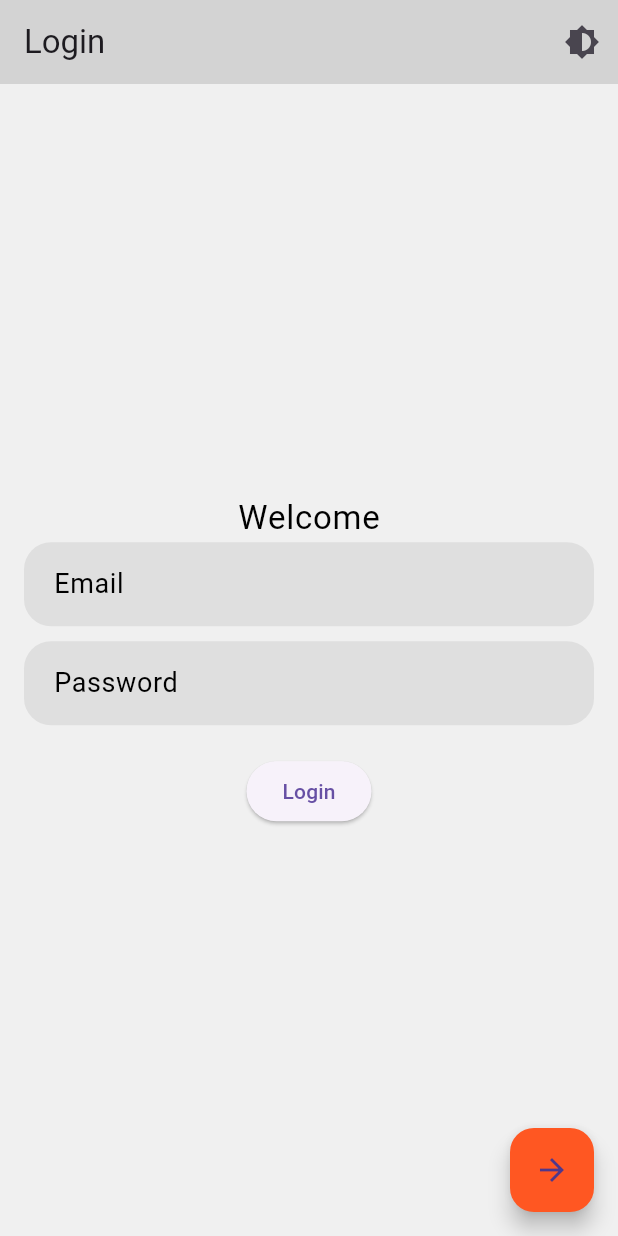
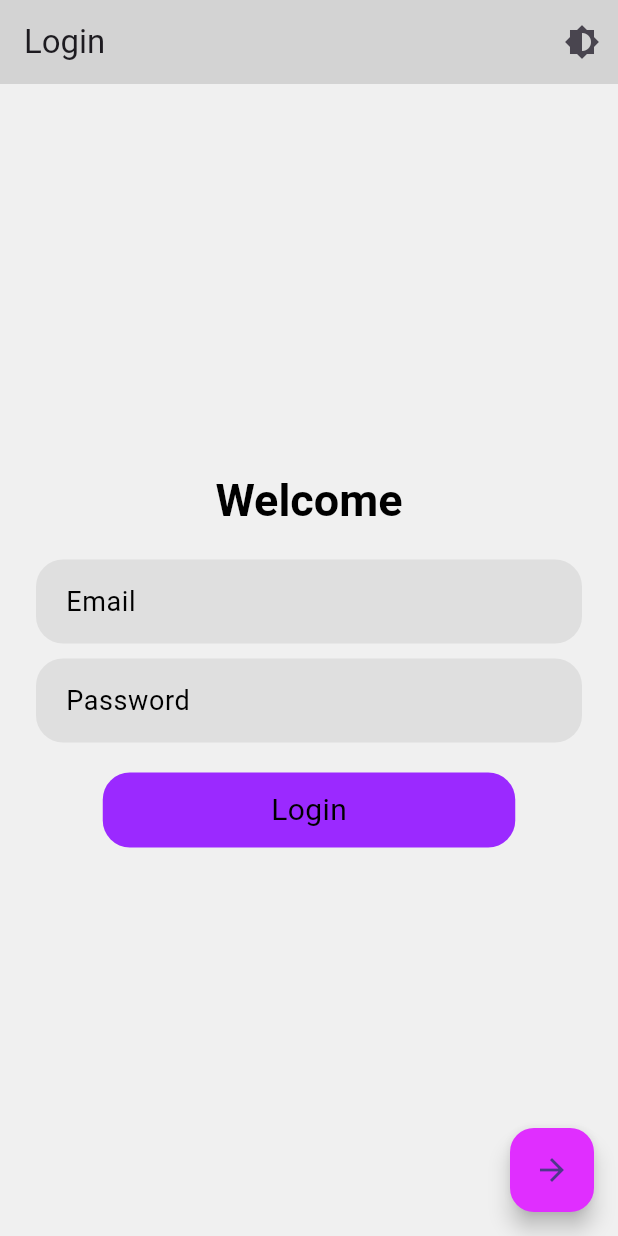
Before and after one commit to rahulg221/liftlink, a Flutter app: the screen it shows after launch, on a phone screen of 412 x 824 dp. Run offline on Flutter 3.47's test engine with Material 3 defaults, Android fonts, the phone set to English and light mode, and no system bars; our stand-ins replace firebase_core; accounts and stored records are empty.

Commit message:
More theme changes

```diff
--- a/lib/screens/login_screen.dart
+++ b/lib/screens/login_screen.dart
@@ -1,4 +1,5 @@
 import 'package:fitness_app/providers/theme_provider.dart';
+import 'package:fitness_app/widgets/primary_button.dart';
 import 'package:fitness_app/widgets/text_field_input.dart';
 import 'package:flutter/material.dart';
 import 'package:provider/provider.dart';
@@ -14,6 +15,12 @@ class _LoginScreenState extends State<LoginScreen> {
   final TextEditingController _emailController = new TextEditingController();
   final TextEditingController _passwordController = new TextEditingController();
 
+  bool _isLoading = false;
+
+  void loginUser() {
+    // Empty function
+  }
+
   @override
   void dispose() {
     super.dispose();
@@ -23,7 +30,7 @@ class _LoginScreenState extends State<LoginScreen> {
 
   @override
   Widget build(BuildContext context) {
-    final _textTheme = Theme.of(context).textTheme;
+    final theme = Theme.of(context);
 
     return Scaffold(
       appBar: AppBar(
@@ -38,11 +45,12 @@ class _LoginScreenState extends State<LoginScreen> {
         ],
       ),
       body: Padding(
-        padding: const EdgeInsets.all(16.0),
+        padding: const EdgeInsets.all(24.0),
         child: Column(
           mainAxisAlignment: MainAxisAlignment.center,
           children: [
-            Text('Welcome', style: _textTheme.bodyLarge),
+            Text('Welcome', style: theme.textTheme.headlineLarge),
+            const SizedBox(height: 20),
             TextFieldInput(
               hintText: 'Email',
               textInputType: TextInputType.emailAddress,
@@ -56,11 +64,10 @@ class _LoginScreenState extends State<LoginScreen> {
               isPassword: true,
             ),
             SizedBox(height: 20),
-            ElevatedButton(
-              onPressed: () {
-                // Handle login logic here
-              },
-              child: Text('Login'),
+            PrimaryButton(
+              onTap: loginUser,
+              isLoading: _isLoading,
+              text: 'Login',
             ),
           ],
         ),
--- a/lib/utils/color_palette.dart
+++ b/lib/utils/color_palette.dart
@@ -11,10 +11,11 @@ class ColorPalette {
   static Color lightSurfaceColor = Colors.black.withOpacity(0.07);
   static Color darkSurfaceColor = Colors.white.withOpacity(0.07);
   // Primary colors - on surface buttons, graphs, etc
-  static Color darkPrimaryColor = Colors.cyan;
-  static Color lightPrimaryColor = Colors.blue;
+  static Color darkPrimaryColor = Color.fromARGB(255, 140, 68, 203);
+  static Color lightPrimaryColor = Color.fromARGB(255, 155, 41, 255);
   // Secondary colors - above surface buttons
-  static Color floatingActionButtonColor = Colors.deepOrange;
+  static Color darkSecondaryColor = Color.fromARGB(255, 230, 86, 255);
+  static Color lightSecondaryColor = Color.fromARGB(255, 224, 46, 255);
   // On background text
   static Color darkBackgroundTextColor = Colors.white.withOpacity(0.7);
   static Color lightBackgroundTextColor = Colors.black;
--- a/lib/utils/theme.dart
+++ b/lib/utils/theme.dart
@@ -5,24 +5,24 @@ final ThemeData lightTheme = ThemeData(
   brightness: Brightness.light,
   scaffoldBackgroundColor: ColorPalette.lightBackgroundColor,
   floatingActionButtonTheme: FloatingActionButtonThemeData(
-    backgroundColor: ColorPalette.floatingActionButtonColor,
+    backgroundColor: ColorPalette.lightSecondaryColor,
   ),
   appBarTheme: AppBarTheme(
     color: ColorPalette.lightAppBarColor,
   ),
   textTheme: TextTheme(
     headlineLarge: TextStyle(
-      fontSize: 26,
-      color: ColorPalette.lightBackgroundTextColor,
-    ),
+        fontSize: 30,
+        color: ColorPalette.lightBackgroundTextColor,
+        fontWeight: FontWeight.bold),
     headlineMedium: TextStyle(
-      fontSize: 24,
-      color: ColorPalette.lightBackgroundTextColor,
-    ),
+        fontSize: 28,
+        color: ColorPalette.lightBackgroundTextColor,
+        fontWeight: FontWeight.bold),
     headlineSmall: TextStyle(
-      fontSize: 22,
-      color: ColorPalette.lightBackgroundTextColor,
-    ),
+        fontSize: 26,
+        color: ColorPalette.lightBackgroundTextColor,
+        fontWeight: FontWeight.bold),
     bodyLarge: TextStyle(
       fontSize: 22,
       color: ColorPalette.lightBackgroundTextColor,
@@ -36,35 +36,30 @@ final ThemeData lightTheme = ThemeData(
       color: ColorPalette.lightBackgroundTextColor,
     ),
   ),
-  bottomNavigationBarTheme: BottomNavigationBarThemeData(
-    backgroundColor: ColorPalette.lightBackgroundColor,
-    selectedItemColor: ColorPalette.lightPrimaryColor,
-    unselectedItemColor: Colors.grey,
-  ),
 );
 
 final ThemeData darkTheme = ThemeData(
   brightness: Brightness.dark,
   scaffoldBackgroundColor: ColorPalette.darkBackgroundColor,
   floatingActionButtonTheme: FloatingActionButtonThemeData(
-    backgroundColor: const Color.fromARGB(255, 255, 122, 81),
+    backgroundColor: ColorPalette.darkSecondaryColor,
   ),
   appBarTheme: AppBarTheme(
     color: ColorPalette.darkAppBarColor,
   ),
   textTheme: TextTheme(
     headlineLarge: TextStyle(
-      fontSize: 26,
-      color: ColorPalette.darkBackgroundTextColor,
-    ),
+        fontSize: 30,
+        color: ColorPalette.darkBackgroundTextColor,
+        fontWeight: FontWeight.bold),
     headlineMedium: TextStyle(
-      fontSize: 24,
-      color: ColorPalette.darkBackgroundTextColor,
-    ),
+        fontSize: 28,
+        color: ColorPalette.darkBackgroundTextColor,
+        fontWeight: FontWeight.bold),
     headlineSmall: TextStyle(
-      fontSize: 22,
-      color: ColorPalette.darkBackgroundTextColor,
-    ),
+        fontSize: 26,
+        color: ColorPalette.darkBackgroundTextColor,
+        fontWeight: FontWeight.bold),
     bodyLarge: TextStyle(
       fontSize: 22,
       color: ColorPalette.darkBackgroundTextColor,
@@ -78,9 +73,4 @@ final ThemeData darkTheme = ThemeData(
       color: ColorPalette.darkBackgroundTextColor,
     ),
   ),
-  bottomNavigationBarTheme: BottomNavigationBarThemeData(
-    backgroundColor: ColorPalette.darkBackgroundColor,
-    selectedItemColor: ColorPalette.darkPrimaryColor,
-    unselectedItemColor: Colors.grey.shade800,
-  ),
 );
--- /dev/null
+++ b/lib/widgets/primary_button.dart
@@ -0,0 +1,56 @@
+import 'package:flutter/material.dart';
+import 'package:fitness_app/utils/color_palette.dart';
+
+class PrimaryButton extends StatelessWidget {
+  final bool isLoading;
+  final VoidCallback onTap;
+  final String text;
+
+  const PrimaryButton({
+    Key? key,
+    required this.isLoading,
+    required this.onTap,
+    required this.text,
+  }) : super(key: key);
+
+  @override
+  Widget build(BuildContext context) {
+    final theme = Theme.of(context);
+    final bool isDark = theme.brightness == Brightness.dark;
+
+    return GestureDetector(
+      onTap: onTap,
+      child: Container(
+        width: 275,
+        height: 50,
+        child: isLoading
+            ? Center(
+                child: CircularProgressIndicator(
+                  color: isDark
+                      ? ColorPalette.darkPrimaryTextColor
+                      : ColorPalette.lightPrimaryTextColor,
+                ),
+              )
+            : Text(
+                text,
+                style: TextStyle(
+                  color: isDark
+                      ? ColorPalette.darkPrimaryTextColor
+                      : ColorPalette.lightPrimaryTextColor,
+                ),
+              ),
+        alignment: Alignment.center,
+        padding: const EdgeInsets.symmetric(vertical: 6),
+        decoration: ShapeDecoration(
+            shape: RoundedRectangleBorder(
+              borderRadius: BorderRadius.all(
+                Radius.circular(18),
+              ),
+            ),
+            color: isDark
+                ? ColorPalette.darkPrimaryColor
+                : ColorPalette.lightPrimaryColor),
+      ),
+    );
+  }
+}
--- a/lib/widgets/text_field_input.dart
+++ b/lib/widgets/text_field_input.dart
@@ -17,28 +17,26 @@ class TextFieldInput extends StatelessWidget {
 
   @override
   Widget build(BuildContext context) {
-    final _theme = Theme.of(context);
-
-    Color _fillColor = _theme.brightness == Brightness.dark
-        ? ColorPalette.darkSurfaceColor
-        : ColorPalette.lightSurfaceColor;
+    final theme = Theme.of(context);
+    final bool isDark = theme.brightness == Brightness.dark;
 
     return TextField(
       controller: textEditingController,
       decoration: InputDecoration(
           hintText: hintText,
-        hintStyle: Theme.of(context).textTheme.bodySmall,
+          hintStyle: theme.textTheme.bodySmall,
           border: OutlineInputBorder(
             borderRadius: BorderRadius.circular(18.0),
             borderSide: BorderSide.none,
           ),
-        contentPadding: EdgeInsets.all(16),
+          contentPadding: const EdgeInsets.all(16),
           filled: true,
-        fillColor: _fillColor,
-      ),
+          fillColor: isDark
+              ? ColorPalette.darkSurfaceColor
+              : ColorPalette.lightSurfaceColor),
       keyboardType: textInputType,
       obscureText: isPassword,
-      style: _theme.textTheme.bodySmall,
+      style: theme.textTheme.bodySmall,
     );
   }
 }
```
Lines whose indentation alone changed are shown as unchanged.
